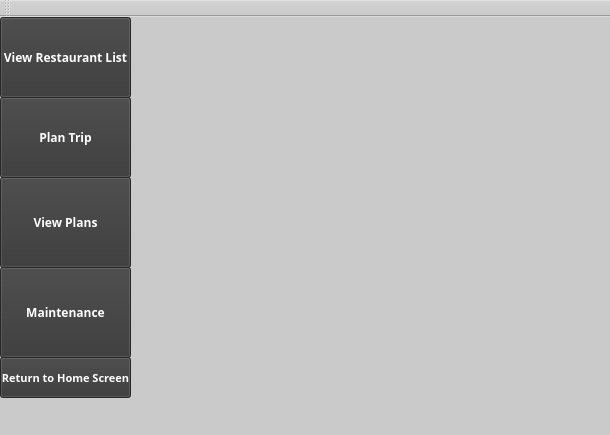
Before: the Qt Designer form FastFoodFinder/mainwindow.ui in annaali1/CS1DProject1, drawn with Qt 5.
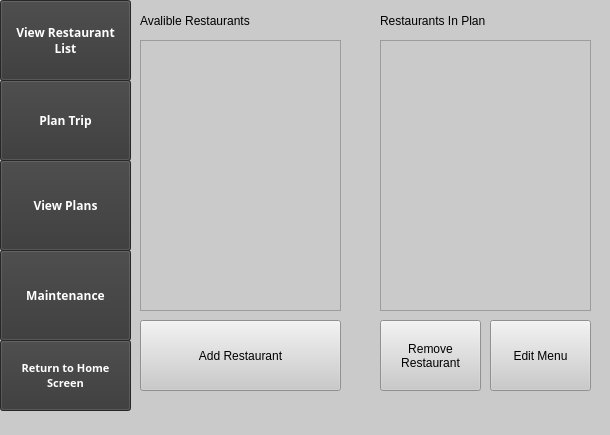
After: the same form once the commit is applied. The open tabs and pages were chosen to show the change.

Commit message:
initiated the plan tabs
added restaurant display

still no functionality but this is the basic structure that i was talking about

bugged restaurant display

one can only hope

working restaurant display

the inputfile dose not work commented out all non qt implimented work

version check

Update to what we showed to Lebo

Fixed reading from input file/output restaurants

Diff of the .ui file:
```diff
--- a/FastFoodFinder/mainwindow.ui
+++ b/FastFoodFinder/mainwindow.ui
@@ -148,6 +148,15 @@
        </color>
       </brush>
      </colorrole>
+     <colorrole role="PlaceholderText">
+      <brush brushstyle="NoBrush">
+       <color alpha="128">
+        <red>255</red>
+        <green>255</green>
+        <blue>255</blue>
+       </color>
+      </brush>
+     </colorrole>
     </active>
     <inactive>
      <colorrole role="WindowText">
@@ -285,6 +294,15 @@
        </color>
       </brush>
      </colorrole>
+     <colorrole role="PlaceholderText">
+      <brush brushstyle="NoBrush">
+       <color alpha="128">
+        <red>255</red>
+        <green>255</green>
+        <blue>255</blue>
+       </color>
+      </brush>
+     </colorrole>
     </inactive>
     <disabled>
      <colorrole role="WindowText">
@@ -422,6 +440,15 @@
        </color>
       </brush>
      </colorrole>
+     <colorrole role="PlaceholderText">
+      <brush brushstyle="NoBrush">
+       <color alpha="128">
+        <red>255</red>
+        <green>255</green>
+        <blue>255</blue>
+       </color>
+      </brush>
+     </colorrole>
     </disabled>
    </palette>
   </property>
@@ -438,7 +465,7 @@
       <x>130</x>
       <y>0</y>
       <width>471</width>
-      <height>381</height>
+      <height>411</height>
      </rect>
     </property>
     <property name="frameShape">
@@ -465,9 +492,196 @@
       </property>
      </widget>
     </widget>
-    <widget class="QWidget" name="restaurantListPage" native="true"/>
-    <widget class="QWidget" name="planTripPage"/>
-    <widget class="QWidget" name="viewPlansPage"/>
+    <widget class="QWidget" name="restaurantListPage">
+     <widget class="QPushButton" name="editPlan_button_2">
+      <property name="geometry">
+       <rect>
+        <x>320</x>
+        <y>20</y>
+        <width>131</width>
+        <height>51</height>
+       </rect>
+      </property>
+      <property name="text">
+       <string>Edit Plan</string>
+      </property>
+     </widget>
+     <widget class="QListWidget" name="restaurants_listWidget">
+      <property name="geometry">
+       <rect>
+        <x>40</x>
+        <y>80</y>
+        <width>411</width>
+        <height>281</height>
+       </rect>
+      </property>
+     </widget>
+     <widget class="QPushButton" name="loadPlan_button_2">
+      <property name="geometry">
+       <rect>
+        <x>180</x>
+        <y>20</y>
+        <width>131</width>
+        <height>51</height>
+       </rect>
+      </property>
+      <property name="text">
+       <string>Load Plan</string>
+      </property>
+     </widget>
+     <widget class="QPushButton" name="deletePlan_button_2">
+      <property name="geometry">
+       <rect>
+        <x>40</x>
+        <y>20</y>
+        <width>131</width>
+        <height>51</height>
+       </rect>
+      </property>
+      <property name="text">
+       <string>Delete Plan</string>
+      </property>
+     </widget>
+    </widget>
+    <widget class="QWidget" name="planTripPage">
+     <widget class="QListWidget" name="restaurants_listWidget_PlanTrip">
+      <property name="geometry">
+       <rect>
+        <x>10</x>
+        <y>40</y>
+        <width>201</width>
+        <height>271</height>
+       </rect>
+      </property>
+     </widget>
+     <widget class="QListWidget" name="restaurantInPlan_listWidget">
+      <property name="geometry">
+       <rect>
+        <x>250</x>
+        <y>40</y>
+        <width>211</width>
+        <height>271</height>
+       </rect>
+      </property>
+     </widget>
+     <widget class="QLabel" name="label">
+      <property name="geometry">
+       <rect>
+        <x>10</x>
+        <y>10</y>
+        <width>181</width>
+        <height>21</height>
+       </rect>
+      </property>
+      <property name="text">
+       <string>Avalible Restaurants</string>
+      </property>
+     </widget>
+     <widget class="QLabel" name="label_2">
+      <property name="geometry">
+       <rect>
+        <x>250</x>
+        <y>10</y>
+        <width>181</width>
+        <height>21</height>
+       </rect>
+      </property>
+      <property name="text">
+       <string>Restaurants In Plan</string>
+      </property>
+     </widget>
+     <widget class="QPushButton" name="addRestaurant2Plan_button">
+      <property name="geometry">
+       <rect>
+        <x>10</x>
+        <y>320</y>
+        <width>201</width>
+        <height>71</height>
+       </rect>
+      </property>
+      <property name="text">
+       <string>Add Restaurant</string>
+      </property>
+     </widget>
+     <widget class="QPushButton" name="removeRestaurantPlan_button">
+      <property name="geometry">
+       <rect>
+        <x>250</x>
+        <y>320</y>
+        <width>101</width>
+        <height>71</height>
+       </rect>
+      </property>
+      <property name="text">
+       <string>Remove
+Restaurant</string>
+      </property>
+     </widget>
+     <widget class="QPushButton" name="editRestaurantInPlan_button">
+      <property name="geometry">
+       <rect>
+        <x>360</x>
+        <y>320</y>
+        <width>101</width>
+        <height>71</height>
+       </rect>
+      </property>
+      <property name="text">
+       <string>Edit Menu</string>
+      </property>
+     </widget>
+    </widget>
+    <widget class="QWidget" name="viewPlansPage">
+     <widget class="QPushButton" name="loadPlan_button">
+      <property name="geometry">
+       <rect>
+        <x>180</x>
+        <y>20</y>
+        <width>131</width>
+        <height>51</height>
+       </rect>
+      </property>
+      <property name="text">
+       <string>Load Plan</string>
+      </property>
+     </widget>
+     <widget class="QPushButton" name="deletePlan_button">
+      <property name="geometry">
+       <rect>
+        <x>40</x>
+        <y>20</y>
+        <width>131</width>
+        <height>51</height>
+       </rect>
+      </property>
+      <property name="text">
+       <string>Delete Plan</string>
+      </property>
+     </widget>
+     <widget class="QPushButton" name="editPlan_button">
+      <property name="geometry">
+       <rect>
+        <x>320</x>
+        <y>20</y>
+        <width>131</width>
+        <height>51</height>
+       </rect>
+      </property>
+      <property name="text">
+       <string>Edit Plan</string>
+      </property>
+     </widget>
+     <widget class="QListWidget" name="listWidget">
+      <property name="geometry">
+       <rect>
+        <x>40</x>
+        <y>80</y>
+        <width>411</width>
+        <height>281</height>
+       </rect>
+      </property>
+     </widget>
+    </widget>
     <widget class="QWidget" name="maintanencePage"/>
    </widget>
    <widget class="QPushButton" name="ListButton">
@@ -617,6 +831,15 @@
          </color>
         </brush>
        </colorrole>
+       <colorrole role="PlaceholderText">
+        <brush brushstyle="NoBrush">
+         <color alpha="128">
+          <red>255</red>
+          <green>255</green>
+          <blue>255</blue>
+         </color>
+        </brush>
+       </colorrole>
       </active>
       <inactive>
        <colorrole role="WindowText">
@@ -754,6 +977,15 @@
          </color>
         </brush>
        </colorrole>
+       <colorrole role="PlaceholderText">
+        <brush brushstyle="NoBrush">
+         <color alpha="128">
+          <red>255</red>
+          <green>255</green>
+          <blue>255</blue>
+         </color>
+        </brush>
+       </colorrole>
       </inactive>
       <disabled>
        <colorrole role="WindowText">
@@ -891,6 +1123,15 @@
          </color>
         </brush>
        </colorrole>
+       <colorrole role="PlaceholderText">
+        <brush brushstyle="NoBrush">
+         <color alpha="128">
+          <red>255</red>
+          <green>255</green>
+          <blue>255</blue>
+         </color>
+        </brush>
+       </colorrole>
       </disabled>
      </palette>
     </property>
@@ -906,7 +1147,8 @@
      <string notr="true">background-color: rgb(55, 55, 55);</string>
     </property>
     <property name="text">
-     <string>View Restaurant List</string>
+     <string>View Restaurant
+List</string>
     </property>
    </widget>
    <widget class="QPushButton" name="PlanTripButton">
@@ -1341,7 +1583,7 @@
       <x>0</x>
       <y>340</y>
       <width>131</width>
-      <height>41</height>
+      <height>71</height>
      </rect>
     </property>
     <property name="palette">
@@ -1474,7 +1716,8 @@
      <string notr="true">background-color: rgb(55, 55, 55);</string>
     </property>
     <property name="text">
-     <string>Return to Home Screen</string>
+     <string>Return to Home
+Screen</string>
     </property>
    </widget>
   </widget>
@@ -1488,22 +1731,6 @@
     </rect>
    </property>
   </widget>
-  <widget class="QToolBar" name="mainToolBar">
-   <property name="font">
-    <font>
-     <family>Arial Black</family>
-     <weight>75</weight>
-     <bold>true</bold>
-    </font>
-   </property>
-   <attribute name="toolBarArea">
-    <enum>TopToolBarArea</enum>
-   </attribute>
-   <attribute name="toolBarBreak">
-    <bool>false</bool>
-   </attribute>
-  </widget>
-  <widget class="QStatusBar" name="statusBar"/>
  </widget>
  <layoutdefault spacing="6" margin="11"/>
  <resources/>
```
Left out of the diff: 12 changed lines with no effect on the pictures. The commit also changes 13 other files.
